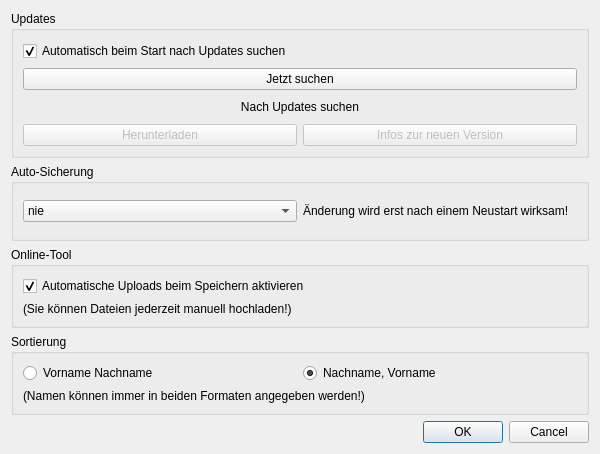
Qt form Programm/epl_gui/einstellungendialog.ui (philjosch/Einsatzplaner) before a commit.
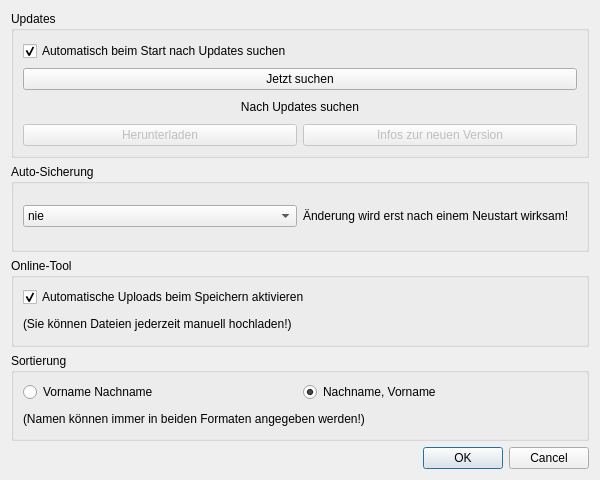
The same form after that commit.

What changed in the file:
```diff
--- a/Programm/epl_gui/einstellungendialog.ui
+++ b/Programm/epl_gui/einstellungendialog.ui
@@ -10,7 +10,7 @@
     <x>0</x>
     <y>0</y>
     <width>600</width>
-    <height>454</height>
+    <height>480</height>
    </rect>
   </property>
   <property name="sizePolicy">
@@ -22,13 +22,13 @@
   <property name="minimumSize">
    <size>
     <width>600</width>
-    <height>454</height>
+    <height>480</height>
    </size>
   </property>
   <property name="maximumSize">
    <size>
     <width>600</width>
-    <height>454</height>
+    <height>480</height>
    </size>
   </property>
   <property name="windowTitle">
```
